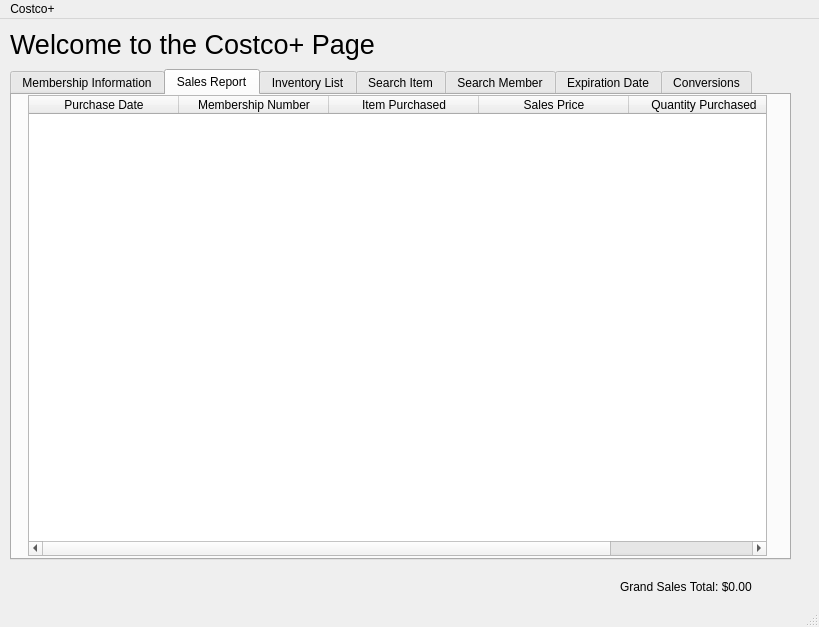
Above: dashboard.ui from danielmulvad/CS1C-Project-2 before the change. Below: the same form after it.
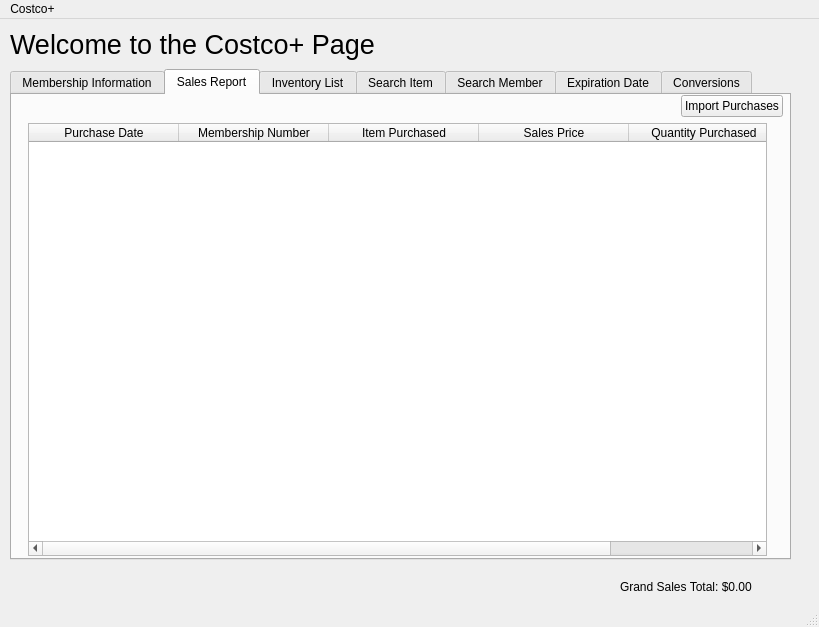
That is the form after the change. The open tabs and pages were chosen to show the change.

Commit message: re-add import purchases

What changed in the file:
```diff
--- a/dashboard.ui
+++ b/dashboard.ui
@@ -214,6 +214,33 @@
             </rect>
            </property>
            <layout class="QVBoxLayout" name="verticalLayout_5">
+            <item>
+             <layout class="QHBoxLayout" name="horizontalLayout_9">
+              <property name="sizeConstraint">
+               <enum>QLayout::SetNoConstraint</enum>
+              </property>
+              <item>
+               <spacer name="horizontalSpacer_3">
+                <property name="orientation">
+                 <enum>Qt::Horizontal</enum>
+                </property>
+                <property name="sizeHint" stdset="0">
+                 <size>
+                  <width>40</width>
+                  <height>20</height>
+                 </size>
+                </property>
+               </spacer>
+              </item>
+              <item>
+               <widget class="QPushButton" name="button_importPurchasesFromFileSelection">
+                <property name="text">
+                 <string>Import Purchases</string>
+                </property>
+               </widget>
+              </item>
+             </layout>
+            </item>
             <item>
              <layout class="QHBoxLayout" name="horizontalLayout_8">
               <property name="spacing">
```
Left out of the diff: 2 changed lines with no effect on the pictures.
